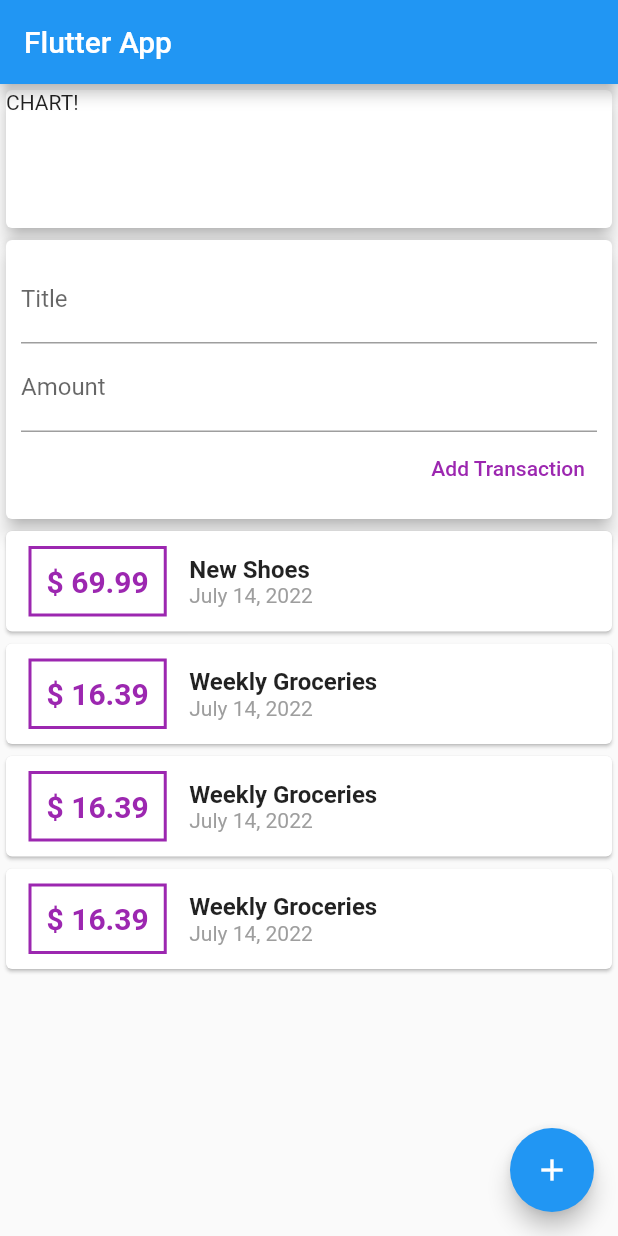
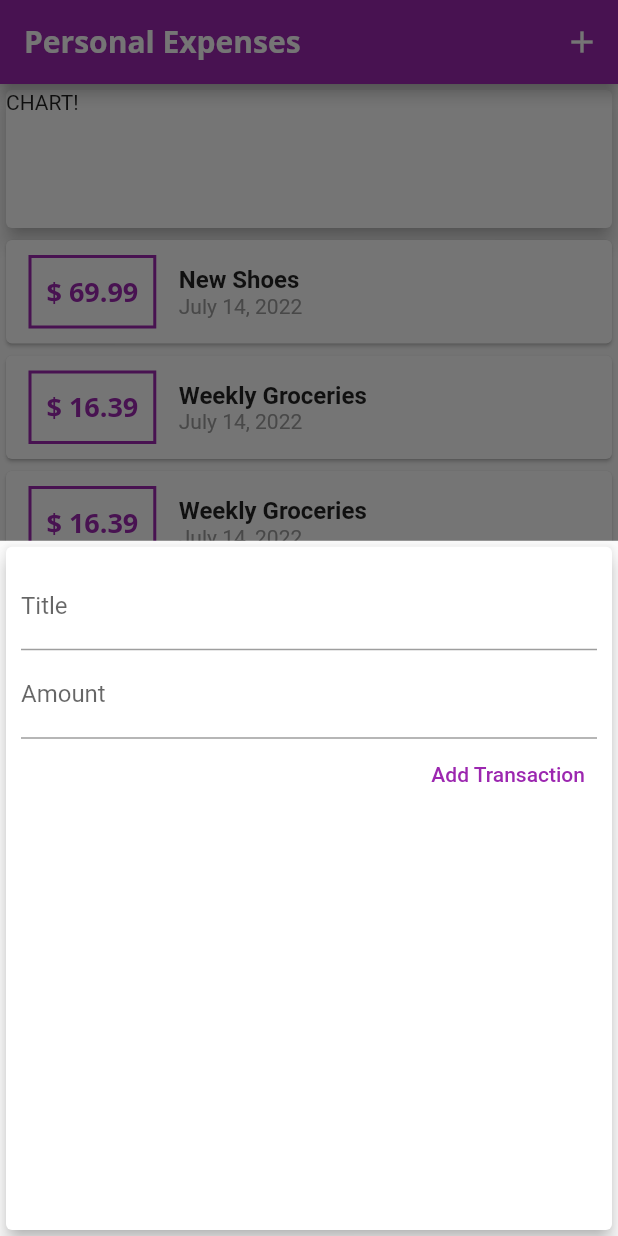
Before and after one commit to danthz2/udemy_expense_app, a Flutter app: the screen it shows after launch, after a tap on the "add" icon, on a phone screen of 412 x 824 dp. Run offline on Flutter 3.47's test engine with Material 2 defaults, Android fonts, the phone set to English and light mode, and no system bars.

Commit message:
configure themedata

```diff
--- a/lib/main.dart
+++ b/lib/main.dart
@@ -1,9 +1,7 @@
 import 'package:flutter/material.dart';
-import 'package:intl/intl.dart';
 import 'package:udemy_expense_app/models/transaction.dart';
 import 'package:udemy_expense_app/widgets/new_transaction.dart';
 import 'package:udemy_expense_app/widgets/transaction_list.dart';
-import 'package:udemy_expense_app/widgets/user_transactions.dart';
 
 void main() {
   runApp(const MyApp());
@@ -27,22 +25,119 @@
         // or simply save your changes to "hot reload" in a Flutter IDE).
         // Notice that the counter didn't reset back to zero; the application
         // is not restarted.
-        primarySwatch: Colors.blue,
+        primarySwatch: Colors.purple,
+        fontFamily: 'Quicksand',
+        appBarTheme: AppBarTheme(
+          titleTextStyle: TextStyle(
+            fontFamily: 'OpenSans',
+            fontSize: 20,
+            fontWeight: FontWeight.bold,
+          ),
+        ),
+        textTheme: ThemeData.light().textTheme.copyWith(
+              headline6: TextStyle(
+                fontFamily: 'OpenSans',
+                fontSize: 18,
+                fontWeight: FontWeight.bold,
+              ),
+            ),
       ),
       home: MyHomePage(),
     );
   }
 }
 
-class MyHomePage extends StatelessWidget {
+class MyHomePage extends StatefulWidget {
+  @override
+  State<MyHomePage> createState() => _MyHomePageState();
+}
+
+class _MyHomePageState extends State<MyHomePage> {
   // String? titleInput;
-  // String? amountInput;
+  final List<Transaction> _userTransactions = [
+    Transaction(
+      id: "t1",
+      title: "New Shoes",
+      amount: 69.99,
+      date: DateTime.now(),
+    ),
+    Transaction(
+      id: "t2",
+      title: "Weekly Groceries",
+      amount: 16.39,
+      date: DateTime.now(),
+    ),
+    Transaction(
+      id: "t2",
+      title: "Weekly Groceries",
+      amount: 16.39,
+      date: DateTime.now(),
+    ),
+    Transaction(
+      id: "t2",
+      title: "Weekly Groceries",
+      amount: 16.39,
+      date: DateTime.now(),
+    ),
+    Transaction(
+      id: "t2",
+      title: "Weekly Groceries",
+      amount: 16.39,
+      date: DateTime.now(),
+    ),
+    Transaction(
+      id: "t2",
+      title: "Weekly Groceries",
+      amount: 16.39,
+      date: DateTime.now(),
+    ),
+    Transaction(
+      id: "t2",
+      title: "Weekly Groceries",
+      amount: 16.39,
+      date: DateTime.now(),
+    ),
+  ];
+
+  void _addNewTransaction(String txTitle, double txAmount) {
+    final newTx = Transaction(
+      id: DateTime.now().toString(),
+      title: txTitle,
+      amount: txAmount,
+      date: DateTime.now(),
+    );
+
+    setState(() {
+      _userTransactions.add(newTx);
+    });
+  }
+
+  void _startAddNewTransaction(BuildContext ctx) {
+    showModalBottomSheet(
+        context: ctx,
+        builder: (bCtx) {
+          return GestureDetector(
+              onTap: () {},
+              behavior: HitTestBehavior.opaque,
+              child: NewTransaction(_addNewTransaction));
+        });
+  }
 
   @override
   Widget build(BuildContext context) {
     return Scaffold(
       appBar: AppBar(
-        title: Text("Flutter App"),
+        title: Text(
+          "Personal Expenses",
+        ),
+        actions: [
+          IconButton(
+            onPressed: () {
+              _startAddNewTransaction(context);
+            },
+            icon: Icon(Icons.add),
+          ),
+        ],
       ),
       body: ListView(
         children: [
@@ -54,11 +149,14 @@
               child: Text("CHART!"),
             ),
           ),
-          UserTransactions()
+          TransactionList(_userTransactions),
         ],
       ),
-      floatingActionButton:
-          FloatingActionButton(onPressed: () {}, child: Icon(Icons.add)),
+      floatingActionButton: FloatingActionButton(
+          onPressed: () {
+            _startAddNewTransaction(context);
+          },
+          child: Icon(Icons.add)),
     );
   }
 }
--- a/lib/widgets/new_transaction.dart
+++ b/lib/widgets/new_transaction.dart
@@ -1,11 +1,16 @@
 import 'package:flutter/material.dart';
-import 'package:udemy_expense_app/models/transaction.dart';
 
-class NewTransaction extends StatelessWidget {
+class NewTransaction extends StatefulWidget {
   final Function addTx;
   NewTransaction(this.addTx);
 
+  @override
+  State<NewTransaction> createState() => _NewTransactionState();
+}
+
+class _NewTransactionState extends State<NewTransaction> {
   final titleController = TextEditingController();
+
   final amountController = TextEditingController();
 
   void submitData() {
@@ -15,10 +20,11 @@
       print("field kosong");
       return;
     }
-    addTx(
+    widget.addTx(
       enteredTitle,
       enteredAmount,
     );
+    Navigator.pop(context);
   }
 
   @override
--- a/lib/widgets/transaction_list.dart
+++ b/lib/widgets/transaction_list.dart
@@ -20,17 +20,16 @@
                     padding: EdgeInsets.all(10),
                     decoration: BoxDecoration(
                       border: Border.all(
-                        color: Colors.purple,
+                        color: Theme.of(context).primaryColor,
                         width: 2,
                       ),
                     ),
                     child: Text(
                       "\$ ${transactions[index].amount?.toStringAsFixed(2)}",
-                      style: TextStyle(
-                        fontWeight: FontWeight.bold,
-                        fontSize: 20,
-                        color: Colors.purple,
-                      ),
+                      style: Theme.of(context)
+                          .textTheme
+                          .headline6!
+                          .copyWith(color: Theme.of(context).primaryColor),
                     ),
                   ),
                   Column(
--- a/lib/widgets/user_transactions.dart
+++ /dev/null
@@ -1,81 +0,0 @@
-import 'package:flutter/material.dart';
-import 'package:udemy_expense_app/models/transaction.dart';
-import 'package:udemy_expense_app/widgets/new_transaction.dart';
-import 'package:udemy_expense_app/widgets/transaction_list.dart';
-
-class UserTransactions extends StatefulWidget {
-  const UserTransactions({Key? key}) : super(key: key);
-
-  @override
-  State<UserTransactions> createState() => _UserTransactionsState();
-}
-
-class _UserTransactionsState extends State<UserTransactions> {
-  final List<Transaction> _userTransactions = [
-    Transaction(
-      id: "t1",
-      title: "New Shoes",
-      amount: 69.99,
-      date: DateTime.now(),
-    ),
-    Transaction(
-      id: "t2",
-      title: "Weekly Groceries",
-      amount: 16.39,
-      date: DateTime.now(),
-    ),
-    Transaction(
-      id: "t2",
-      title: "Weekly Groceries",
-      amount: 16.39,
-      date: DateTime.now(),
-    ),
-    Transaction(
-      id: "t2",
-      title: "Weekly Groceries",
-      amount: 16.39,
-      date: DateTime.now(),
-    ),
-    Transaction(
-      id: "t2",
-      title: "Weekly Groceries",
-      amount: 16.39,
-      date: DateTime.now(),
-    ),
-    Transaction(
-      id: "t2",
-      title: "Weekly Groceries",
-      amount: 16.39,
-      date: DateTime.now(),
-    ),
-    Transaction(
-      id: "t2",
-      title: "Weekly Groceries",
-      amount: 16.39,
-      date: DateTime.now(),
-    ),
-  ];
-
-  void _addNewTransaction(String txTitle, double txAmount) {
-    final newTx = Transaction(
-      id: DateTime.now().toString(),
-      title: txTitle,
-      amount: txAmount,
-      date: DateTime.now(),
-    );
-
-    setState(() {
-      _userTransactions.add(newTx);
-    });
-  }
-
-  @override
-  Widget build(BuildContext context) {
-    return Column(
-      children: [
-        NewTransaction(_addNewTransaction),
-        TransactionList(_userTransactions),
-      ],
-    );
-  }
-}
```
Also changed, not shown: pubspec.yaml (+11 -11 lines), assets/fonts/OpenSans-Bold.ttf (added), assets/fonts/OpenSans-Regular.ttf (added), assets/fonts/Quicksand-Bold.ttf (added), assets/fonts/Quicksand-Light.ttf (added), assets/fonts/Quicksand-Medium.ttf (added), assets/fonts/Quicksand-Regular.ttf (added).
